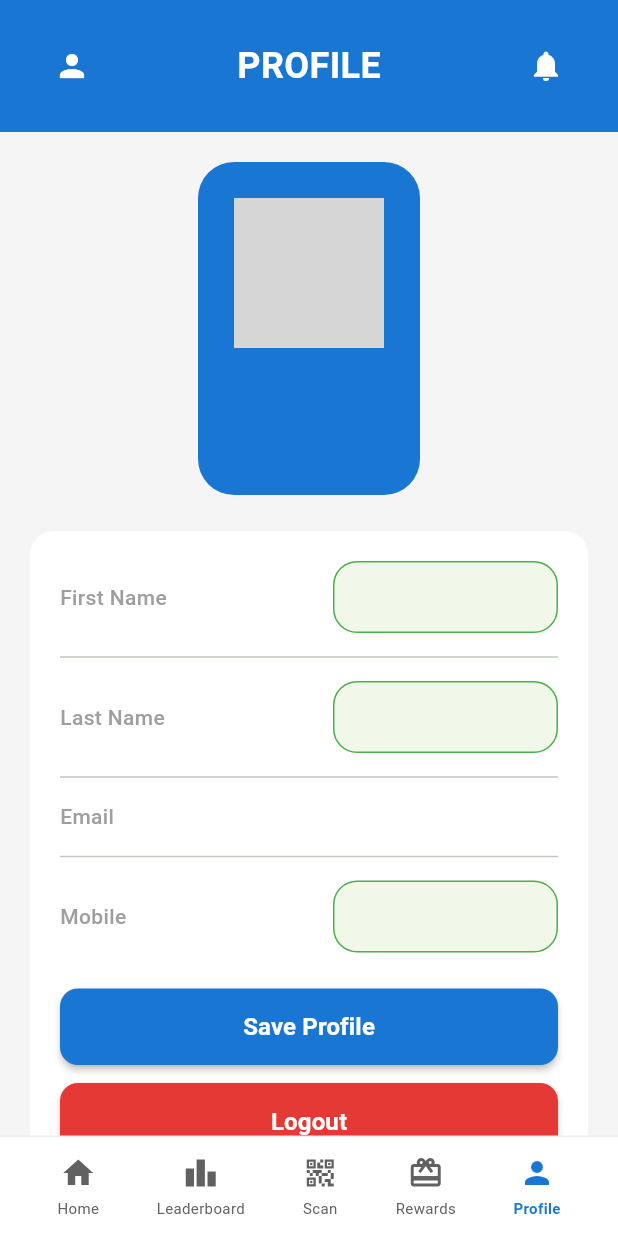
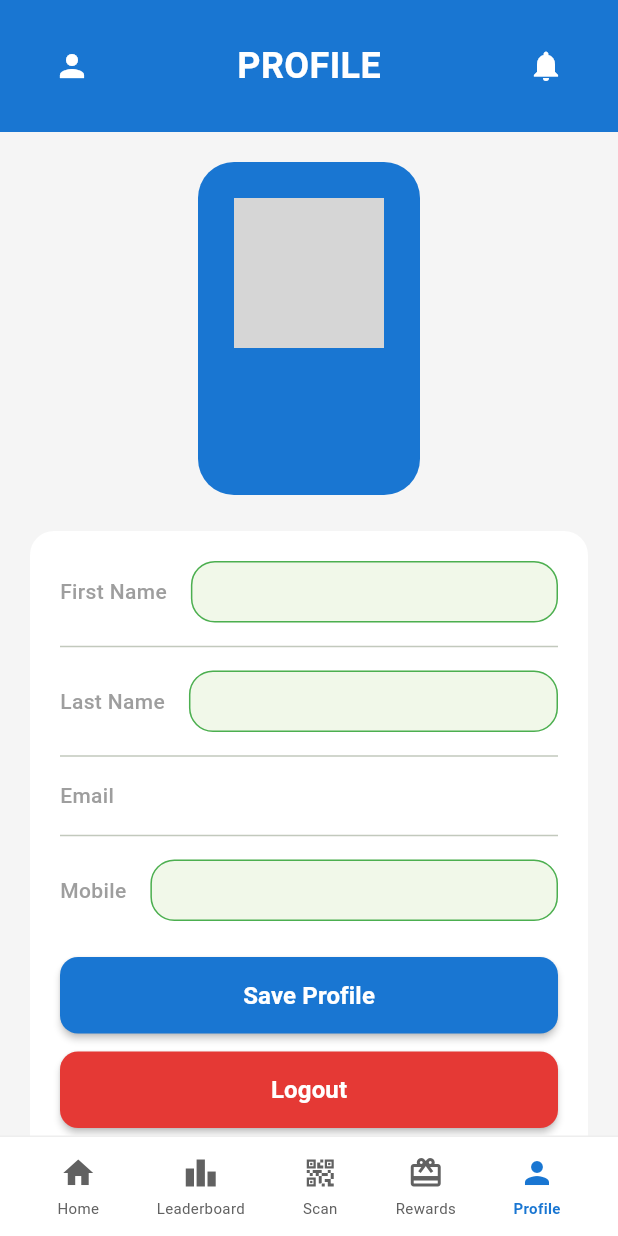
Before and after one commit to jerronjunior/Price-ur-Plastic, a Flutter app: the screen it shows once a user with an empty profile is signed in, item 5 of the bottom bar chosen, after a tap on "Edit Profile", on a phone screen of 412 x 824 dp. Run offline on Flutter 3.47's test engine with Material 3 defaults, Android fonts, the phone set to English and light mode, and no system bars; our stand-ins replace camera, cloud_firestore, firebase_auth, firebase_core, firebase_storage, go_router and 1 more; missing offline and left inert: mobile_scanner; accounts and stored records are empty; network calls fail; grey boxes are pictures that could not be loaded.

Commit message:
feat: Add mobile field to user model and update profile functionality

```diff
--- a/lib/models/user_model.dart
+++ b/lib/models/user_model.dart
@@ -3,6 +3,7 @@ class UserModel {
   final String userId;
   final String name;
   final String email;
+  final String mobile;
   final int totalPoints;
   final int totalBottles;
   final String? profileImageUrl;
@@ -11,6 +12,7 @@ class UserModel {
     required this.userId,
     required this.name,
     required this.email,
+    this.mobile = '',
     this.totalPoints = 0,
     this.totalBottles = 0,
     this.profileImageUrl,
@@ -21,6 +23,7 @@ class UserModel {
       userId: id,
       name: map['name'] as String? ?? '',
       email: map['email'] as String? ?? '',
+      mobile: map['mobile'] as String? ?? '',
       totalPoints: (map['totalPoints'] as num?)?.toInt() ?? 0,
       totalBottles: (map['totalBottles'] as num?)?.toInt() ?? 0,
       profileImageUrl: map['profileImageUrl'] as String?,
@@ -30,6 +33,7 @@ class UserModel {
   Map<String, dynamic> toMap() => {
         'name': name,
         'email': email,
+        'mobile': mobile,
         'totalPoints': totalPoints,
         'totalBottles': totalBottles,
         if (profileImageUrl != null) 'profileImageUrl': profileImageUrl,
@@ -37,6 +41,7 @@ class UserModel {
 
   UserModel copyWith({
     String? name,
+    String? mobile,
     int? totalPoints,
     int? totalBottles,
     String? profileImageUrl,
@@ -45,6 +50,7 @@ class UserModel {
       userId: userId,
       name: name ?? this.name,
       email: email,
+      mobile: mobile ?? this.mobile,
       totalPoints: totalPoints ?? this.totalPoints,
       totalBottles: totalBottles ?? this.totalBottles,
       profileImageUrl: profileImageUrl ?? this.profileImageUrl,
--- a/lib/screens/profile/profile_screen.dart
+++ b/lib/screens/profile/profile_screen.dart
@@ -28,15 +28,24 @@ class _ProfileScreenState extends State<ProfileScreen> {
   final ImagePicker _imagePicker = ImagePicker();
   final StorageService _storageService = StorageService();
 
+  void _syncControllersFromUser() {
+    final user = context.read<AuthProvider>().user;
+    final nameParts = user?.name.split(' ') ?? ['', ''];
+    _firstNameController.text = nameParts.isNotEmpty ? nameParts[0] : '';
+    _lastNameController.text =
+        nameParts.length > 1 ? nameParts.sublist(1).join(' ') : '';
+    _emailController.text = user?.email ?? '';
+    _mobileController.text = user?.mobile ?? '';
+  }
+
   @override
   void initState() {
     super.initState();
-    final user = context.read<AuthProvider>().user;
-    final nameParts = user?.name.split(' ') ?? ['', ''];
-    _firstNameController = TextEditingController(text: nameParts.isNotEmpty ? nameParts[0] : '');
-    _lastNameController = TextEditingController(text: nameParts.length > 1 ? nameParts.sublist(1).join(' ') : '');
-    _emailController = TextEditingController(text: user?.email ?? '');
-    _mobileController = TextEditingController(text: ''); // Empty mobile field
+    _firstNameController = TextEditingController();
+    _lastNameController = TextEditingController();
+    _emailController = TextEditingController();
+    _mobileController = TextEditingController();
+    _syncControllersFromUser();
   }
 
   @override
@@ -141,6 +150,10 @@ class _ProfileScreenState extends State<ProfileScreen> {
               final firstName = nameParts.isNotEmpty ? nameParts[0] : '';
               final lastName = nameParts.length > 1 ? nameParts.sublist(1).join(' ') : '';
               final userInitial = user.name.isNotEmpty ? user.name[0].toUpperCase() : '?';
+
+              if (!_isEditing) {
+                _syncControllersFromUser();
+              }
 
               return SingleChildScrollView(
             child: Column(
@@ -304,7 +317,7 @@ class _ProfileScreenState extends State<ProfileScreen> {
                         // Mobile
                         _InfoRow(
                           label: 'Mobile',
-                          value: '',
+                          value: user.mobile,
                           isEditing: _isEditing,
                           controller: _mobileController,
                         ),
@@ -318,9 +331,13 @@ class _ProfileScreenState extends State<ProfileScreen> {
                                 // Save changes
                                 final firstName = _firstNameController.text.trim();
                                 final lastName = _lastNameController.text.trim();
+                                final mobile = _mobileController.text.trim();
                                 final fullName = '$firstName $lastName'.trim();
                                 if (fullName.isNotEmpty) {
-                                  await context.read<AuthProvider>().updateName(fullName);
+                                  await context.read<AuthProvider>().updateProfile(
+                                        name: fullName,
+                                        mobile: mobile,
+                                      );
                                 }
                               }
                               setState(() => _isEditing = !_isEditing);
@@ -437,17 +454,18 @@ class _InfoRow extends StatelessWidget {
               fontWeight: FontWeight.w500,
             ),
           ),
-          const Spacer(),
-          SizedBox(
-            width: 150,
+          const SizedBox(width: 16),
+          Expanded(
             child: TextField(
               controller: controller,
               textAlign: TextAlign.right,
               decoration: InputDecoration(
+                isDense: true,
                 border: OutlineInputBorder(
                   borderRadius: BorderRadius.circular(8),
                 ),
-                contentPadding: const EdgeInsets.symmetric(horizontal: 12, vertical: 8),
+                contentPadding:
+                    const EdgeInsets.symmetric(horizontal: 12, vertical: 10),
               ),
               style: const TextStyle(
                 fontSize: 14,
```
Also changed, not shown: lib/providers/auth_provider.dart (+20 -0 lines), lib/screens/scan/scan_bin_screen.dart (+36 -4 lines), lib/services/firestore_service.dart (+12 -0 lines).
